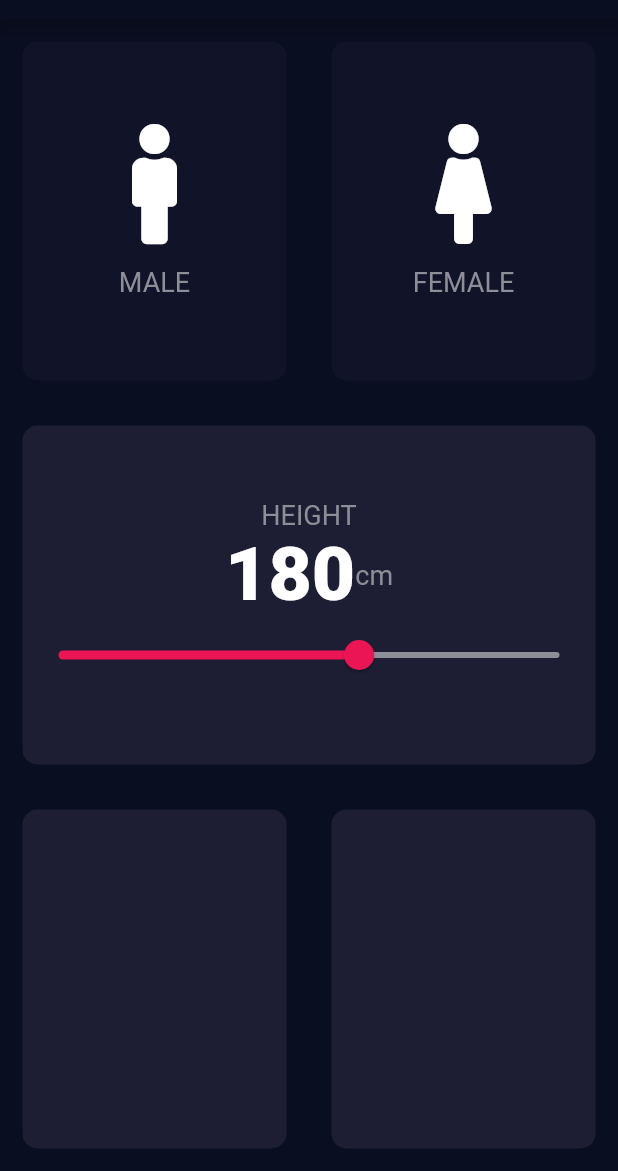
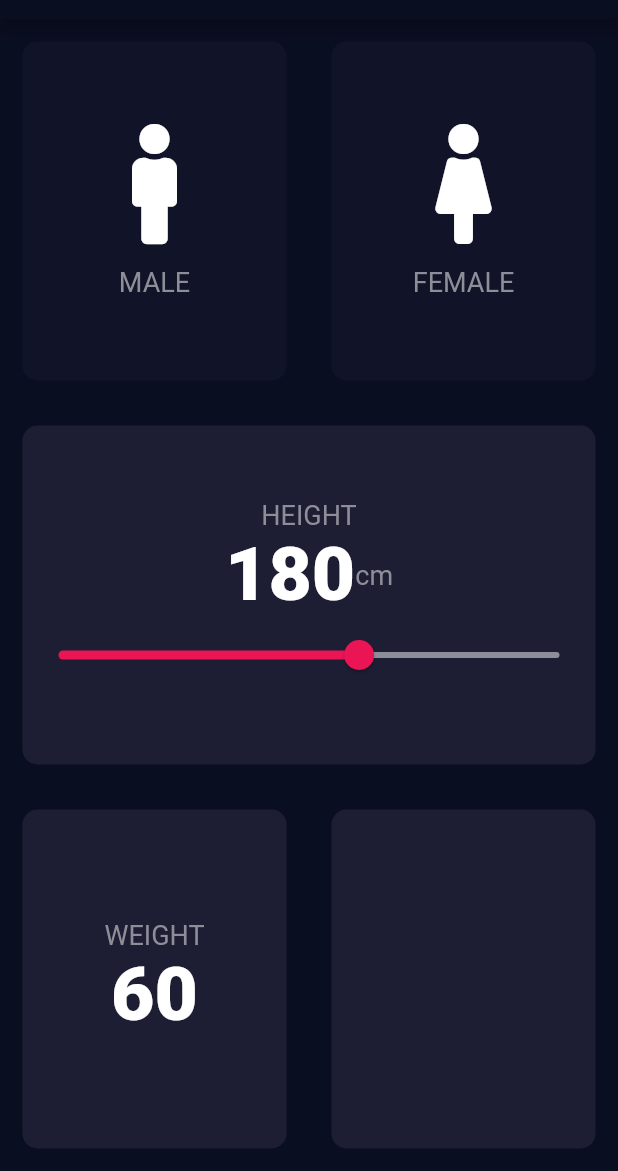
Before and after one commit to MuhammadUsmanIbraheem/new_bmi_calculator, a Flutter app: the screen it shows after launch, on a phone screen of 412 x 824 dp, the part 65-1236 px from its top. Run offline on Flutter 3.47's test engine with Material 2 defaults, Android fonts, the phone set to English and light mode, and no system bars; our stand-ins replace font_awesome_flutter.

Commit message:
Done lecture 66 : last widget of BMI

```diff
--- a/lib/input_page.dart
+++ b/lib/input_page.dart
@@ -18,6 +18,7 @@ class InputPage extends StatefulWidget {
 class _InputPageState extends State<InputPage> {
   Gender selectGender;
   int sliderHeight = 180;
+  int sliderWeight = 60;
 
   @override
   Widget build(BuildContext context) {
@@ -111,6 +112,23 @@ class _InputPageState extends State<InputPage> {
                   Expanded(
                     child: RepeatContainercode(
                       colors: Color(0xFF1D1E33),
+                      cardWidget: Column(
+                        mainAxisAlignment: MainAxisAlignment.center,
+                        children: [
+                          Text(
+                            'WEIGHT',
+                            style: kLabelStyle,
+                          ),
+                          Text(
+                            sliderWeight.toString(),
+                            style: kNumberStyle,
+                          ),
+                          Row(
+                            mainAxisAlignment: MainAxisAlignment.center,
+                            children: [],
+                          )
+                        ],
+                      ),
                     ),
                   ),
                   Expanded(
```
